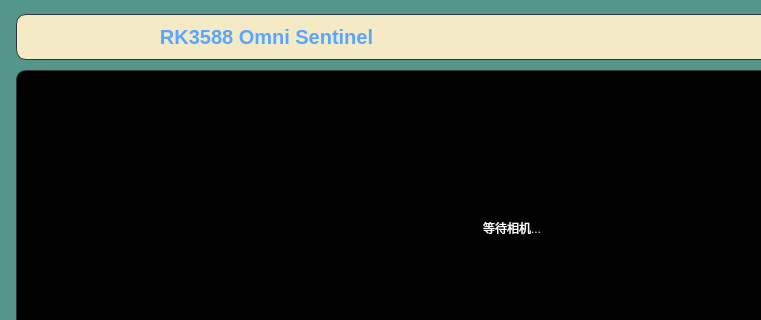
First picture: the form in Software/APP/SentinelQT/widget.ui, repository Davin-Liang/RK3588-Omni-Sentinel, before the edit; both pictures show x 0 to 761 and y 0 to 320 of the 1024 by 600 pixel window.
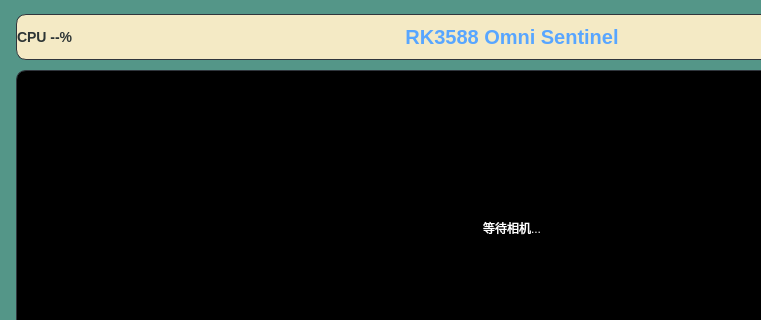
Second picture: the form after the edit.

Commit message: feat(SentinelQT): show CPU usage on title bar left side, reading /proc/stat

```diff
--- a/Software/APP/SentinelQT/widget.ui
+++ b/Software/APP/SentinelQT/widget.ui
@@ -31,6 +31,14 @@
       <property name="topMargin"><number>0</number></property>
       <property name="rightMargin"><number>0</number></property>
       <property name="bottomMargin"><number>0</number></property>
+      <item>
+       <widget class="QLabel" name="cpuLabel">
+        <property name="text"><string>CPU --%</string></property>
+        <property name="styleSheet">
+         <string notr="true">font-size: 14px; font-weight: 500; color: #2d3535; background: transparent; border: none;</string>
+        </property>
+       </widget>
+      </item>
       <item>
        <spacer><property name="orientation"><enum>Qt::Horizontal</enum></property></spacer>
       </item>
```
The commit also changes 2 other files.
